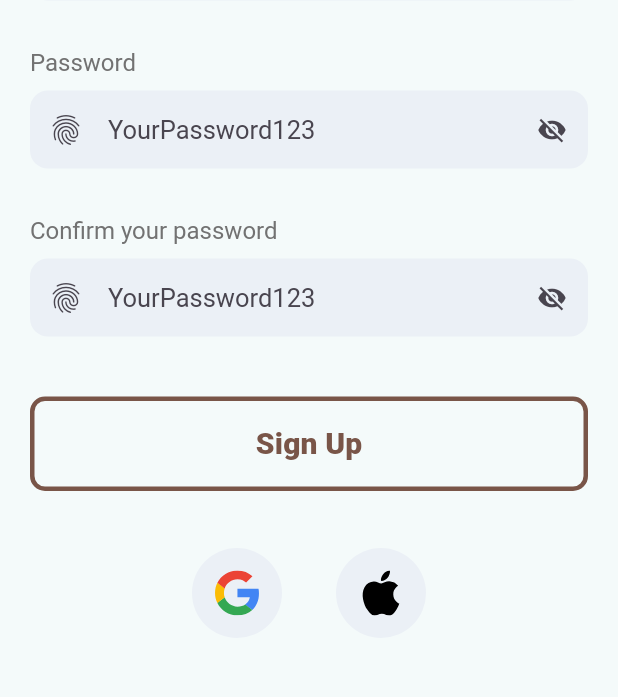
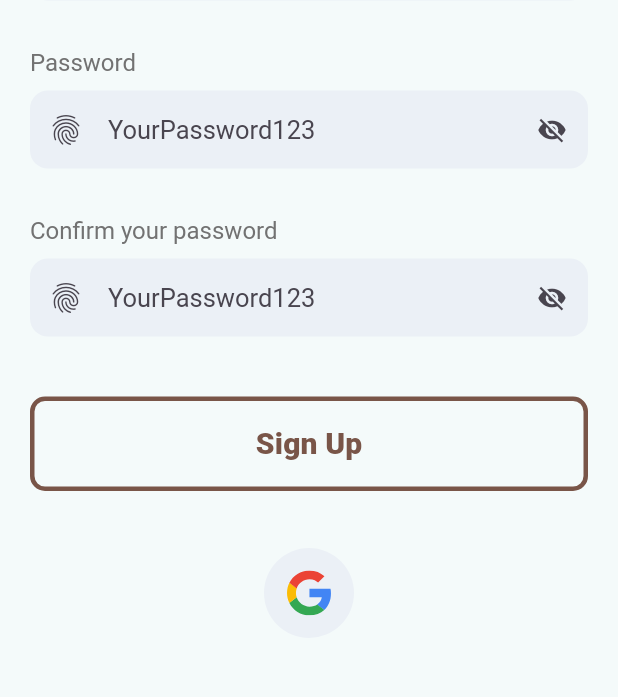
Before and after one commit to swannwlme/bivouac-app, a Flutter app: the screen it shows after launch, after a tap on "Register", on a phone screen of 412 x 824 dp, the part 361-1058 px from its top. Run offline on Flutter 3.47's test engine with Material 3 defaults, Android fonts, the phone set to English and light mode, and no system bars; our stand-ins replace firebase_auth, firebase_core, flutter_svg, google_sign_in; accounts and stored records are empty.

Commit message:
google sign in

```diff
--- a/lib/database/auth.dart
+++ b/lib/database/auth.dart
@@ -39,7 +39,7 @@ class Auth{
 
       Navigator.popUntil(context, (route) => route.isFirst);
     } catch (e) {
-      rethrow;
+      print(e.toString());
     }
   }
 
--- a/lib/screens/sign/auth_selection_screen.dart
+++ b/lib/screens/sign/auth_selection_screen.dart
@@ -1,6 +1,7 @@
 import 'package:bivouac/components/default_buttons.dart';
 import 'package:bivouac/components/icon_button.dart';
 import 'package:bivouac/components/spacers.dart';
+import 'package:bivouac/database/auth.dart';
 import 'package:bivouac/screens/sign/register_screen.dart';
 import 'package:bivouac/screens/sign/sign_in_screen.dart';
 import 'package:flutter/material.dart';
@@ -17,28 +18,12 @@ class _AuthSelectionScreenState extends State<AuthSelectionScreen> {
   @override
   Widget build(BuildContext context) {
     return Scaffold(
-        body: SafeArea(
-          child: SingleChildScrollView(
+        body: SingleChildScrollView(
+          child: SafeArea(
             child: Padding(
               padding: const EdgeInsets.all(15.0),
               child: Column(
                 children: [
-
-                  // Row(
-                  //   mainAxisAlignment: MainAxisAlignment.center,
-                  //   children: [
-                  //     appIcon(width: 40),
-                  //     horizontalSpacer(10),
-                  //     const Text(
-                  //       "Bivouac",
-                  //       style: TextStyle(
-                  //         fontSize: 30,
-                  //         fontWeight: FontWeight.w800,
-                  //       ),
-                  //     ),
-                  //     horizontalSpacer(40)
-                  //   ],
-                  // ),
 
                   verticalSpacer(40),
 
@@ -81,13 +66,10 @@ class _AuthSelectionScreenState extends State<AuthSelectionScreen> {
 
                   verticalSpacer(10),
 
-                  Row(
-                    mainAxisAlignment: MainAxisAlignment.center,
-                    children: [
-                      svgIconButton("assets/icons/google_icon.svg", () => null),
-                      horizontalSpacer(20),
-                      svgIconButton("assets/icons/apple_icon.svg", () => null),
-                    ],
+                  Center(
+                    child: svgIconButton("assets/icons/google_icon.svg", () {
+                        Auth().signInWithGoogle(context);
+                      })
                   )
 
                 ],
--- a/lib/screens/sign/register_screen.dart
+++ b/lib/screens/sign/register_screen.dart
@@ -139,13 +139,10 @@ class _RegisterScreenState extends State<RegisterScreen> {
 
                 verticalSpacer(5),
 
-                Row(
-                  mainAxisAlignment: MainAxisAlignment.center,
-                  children: [
-                    svgIconButton("assets/icons/google_icon.svg", () => null),
-                    horizontalSpacer(20),
-                    svgIconButton("assets/icons/apple_icon.svg", () => null),
-                  ],
+                Center(
+                  child: svgIconButton("assets/icons/google_icon.svg", () {
+                      Auth().signInWithGoogle(context);
+                    })
                 )
 
               ],
```
Also changed, not shown: lib/screens/sign/sign_in_screen.dart (+4 -7 lines), 4 other files.
